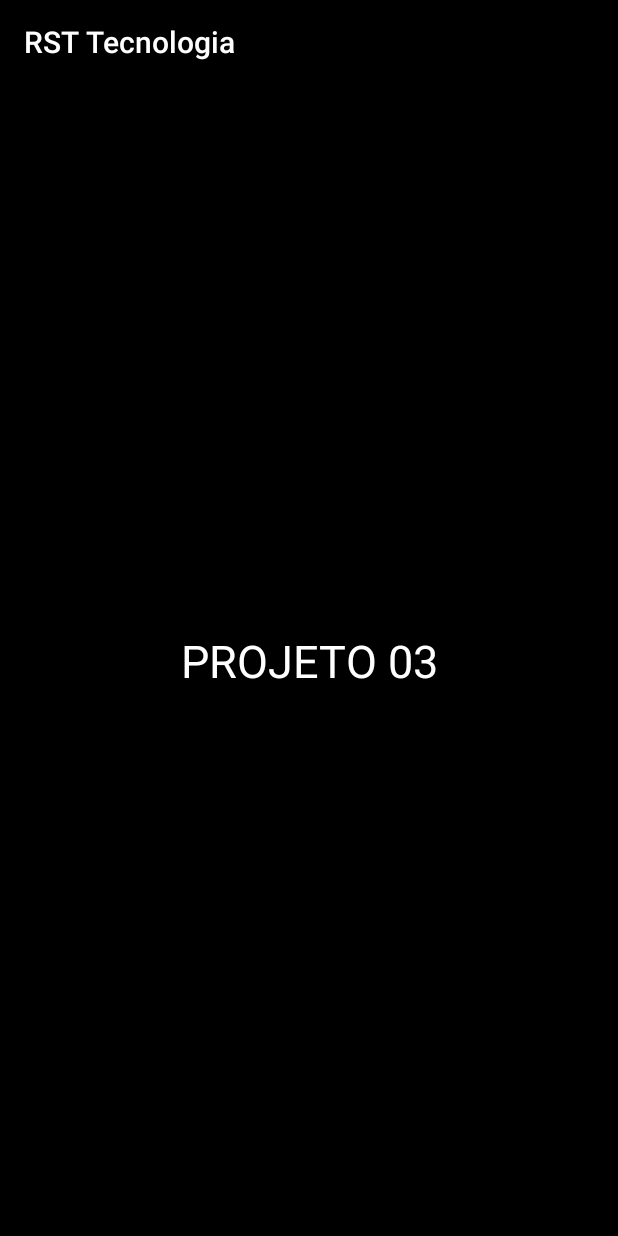
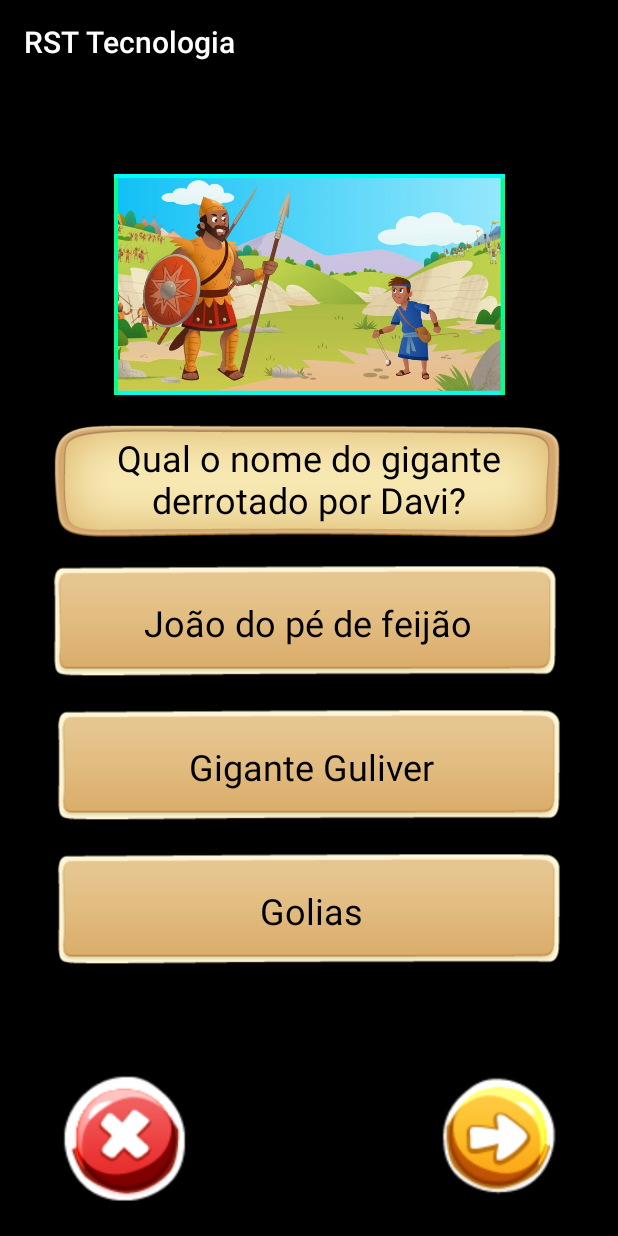
Before and after one commit to rst-tec/RSTTecnologia, an Android app: the Tela03Activity screen opened directly, with no data from a screen before it, on a phone screen of 412 x 824 dp. Run offline under Robolectric (Android 15) with nearby library versions, the phone set to English and light mode, and no system bars.

Commit message:
add tela projeto 03
add tela projeto 03

```diff
--- a/app/src/main/res/layout/activity_tela03.xml
+++ b/app/src/main/res/layout/activity_tela03.xml
@@ -8,14 +8,120 @@
     android:background="@color/fundo_app"
     tools:context=".Tela03Activity">
 
-    <TextView
-        android:id="@+id/textView"
-        android:layout_width="wrap_content"
-        android:layout_height="wrap_content"
-        android:text="PROJETO 03"
-        android:textSize="30sp"
-        app:layout_constraintBottom_toBottomOf="parent"
+    <ImageView
+        android:id="@+id/capaHistoria"
+        android:layout_width="0dp"
+        android:layout_height="147dp"
+        android:layout_marginStart="8dp"
+        android:layout_marginLeft="8dp"
+        android:layout_marginTop="60dp"
+        android:layout_marginEnd="8dp"
+        android:layout_marginRight="8dp"
+        android:scaleType="centerInside"
         app:layout_constraintEnd_toEndOf="parent"
         app:layout_constraintStart_toStartOf="parent"
-        app:layout_constraintTop_toTopOf="parent" />
+        app:layout_constraintTop_toTopOf="parent"
+        app:srcCompat="@drawable/historia015" />
+
+    <TextView
+        android:id="@+id/pergunta"
+        android:layout_width="345dp"
+        android:layout_height="80dp"
+        android:layout_marginStart="24dp"
+        android:layout_marginLeft="24dp"
+        android:layout_marginTop="16dp"
+        android:layout_marginEnd="24dp"
+        android:layout_marginRight="24dp"
+        android:background="@drawable/pergunta"
+        android:gravity="center"
+        android:inputType="textMultiLine"
+        android:text="Qual o nome do gigante derrotado por Davi?"
+        android:textColor="@color/colorPrimary"
+        android:textSize="24sp"
+        app:layout_constraintEnd_toEndOf="parent"
+        app:layout_constraintStart_toStartOf="parent"
+        app:layout_constraintTop_toBottomOf="@+id/capaHistoria" />
+
+    <TextView
+        android:id="@+id/resposta1"
+        android:layout_width="345dp"
+        android:layout_height="80dp"
+        android:layout_marginStart="24dp"
+        android:layout_marginLeft="24dp"
+        android:layout_marginTop="16dp"
+        android:layout_marginEnd="24dp"
+        android:layout_marginRight="24dp"
+        android:background="@drawable/respostas"
+        android:gravity="center"
+        android:inputType="textMultiLine"
+        android:text="João do pé de feijão"
+        android:textColor="@color/colorPrimary"
+        android:textSize="24sp"
+        app:layout_constraintEnd_toEndOf="parent"
+        app:layout_constraintHorizontal_bias="0.444"
+        app:layout_constraintStart_toStartOf="parent"
+        app:layout_constraintTop_toBottomOf="@+id/pergunta" />
+
+    <TextView
+        android:id="@+id/resposta2"
+        android:layout_width="345dp"
+        android:layout_height="80dp"
+        android:layout_marginStart="24dp"
+        android:layout_marginLeft="24dp"
+        android:layout_marginTop="16dp"
+        android:layout_marginEnd="24dp"
+        android:layout_marginRight="24dp"
+        android:background="@drawable/respostas"
+        android:gravity="center"
+        android:inputType="textMultiLine"
+        android:text="Gigante Guliver"
+        android:textColor="@color/colorPrimary"
+        android:textSize="24sp"
+        app:layout_constraintEnd_toEndOf="parent"
+        app:layout_constraintHorizontal_bias="0.555"
+        app:layout_constraintStart_toStartOf="parent"
+        app:layout_constraintTop_toBottomOf="@+id/resposta1" />
+
+    <TextView
+        android:id="@+id/resposta3"
+        android:layout_width="345dp"
+        android:layout_height="80dp"
+        android:layout_marginStart="24dp"
+        android:layout_marginLeft="24dp"
+        android:layout_marginTop="16dp"
+        android:layout_marginEnd="24dp"
+        android:layout_marginRight="24dp"
+        android:background="@drawable/respostas"
+        android:gravity="center"
+        android:inputType="textMultiLine"
+        android:text="Golias"
+        android:textColor="@color/colorPrimary"
+        android:textSize="24sp"
+        app:layout_constraintEnd_toEndOf="parent"
+        app:layout_constraintHorizontal_bias="0.555"
+        app:layout_constraintStart_toStartOf="parent"
+        app:layout_constraintTop_toBottomOf="@+id/resposta2" />
+
+    <Button
+        android:id="@+id/btProxima"
+        android:layout_width="100dp"
+        android:layout_height="100dp"
+        android:layout_marginEnd="32dp"
+        android:layout_marginRight="32dp"
+        android:layout_marginBottom="16dp"
+        android:background="@drawable/proxima"
+        app:layout_constraintBottom_toBottomOf="parent"
+        app:layout_constraintEnd_toEndOf="parent" />
+
+    <Button
+        android:id="@+id/btFechar"
+        android:layout_width="100dp"
+        android:layout_height="100dp"
+        android:layout_marginStart="32dp"
+        android:layout_marginLeft="32dp"
+        android:layout_marginBottom="16dp"
+        android:background="@drawable/fechar"
+        app:layout_constraintBottom_toBottomOf="parent"
+        app:layout_constraintStart_toStartOf="parent" />
+
 </androidx.constraintlayout.widget.ConstraintLayout>
```
Also changed, not shown: app/src/main/res/drawable-v24/fechar.png (added), app/src/main/res/drawable-v24/historia015.png (added), app/src/main/res/drawable-v24/pergunta.png (added), app/src/main/res/drawable-v24/pergunta1.png (added), app/src/main/res/drawable-v24/pergunta2.png (added), app/src/main/res/drawable-v24/pergunta3.png (added), app/src/main/res/drawable-v24/proxima.png (added), app/src/main/res/drawable-v24/respostas.png (added).
